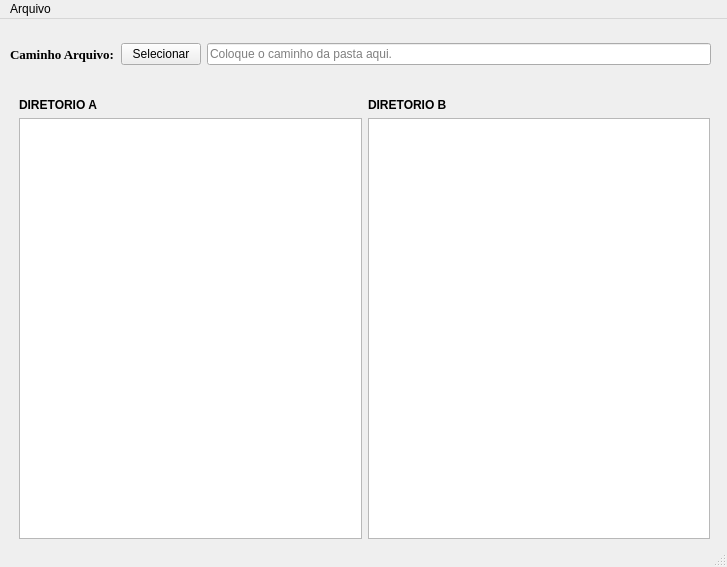
Qt form interface.ui (Misternis/Projeto_Copiar) before a commit.
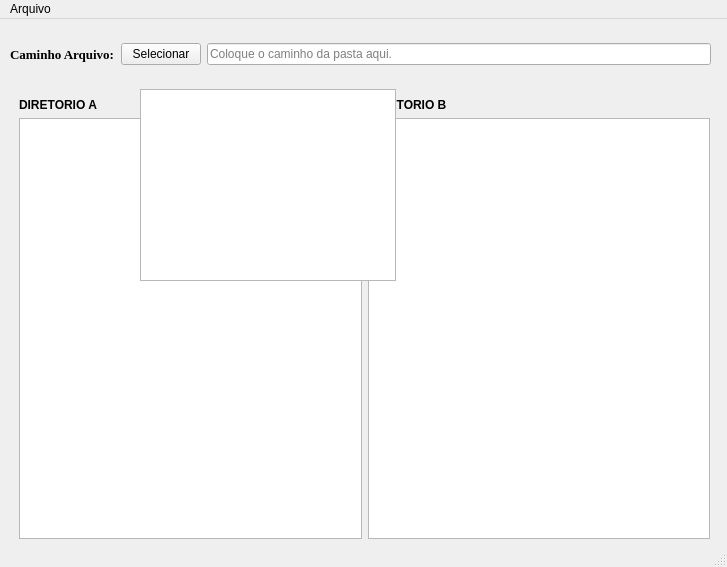
The same form after that commit. Icons and pictures are not drawn.

```diff
--- a/interface.ui
+++ b/interface.ui
@@ -127,6 +127,16 @@
      </item>
     </layout>
    </widget>
+   <widget class="QListView" name="listView">
+    <property name="geometry">
+     <rect>
+      <x>140</x>
+      <y>70</y>
+      <width>256</width>
+      <height>192</height>
+     </rect>
+    </property>
+   </widget>
   </widget>
   <widget class="QMenuBar" name="menubar">
    <property name="geometry">
```
